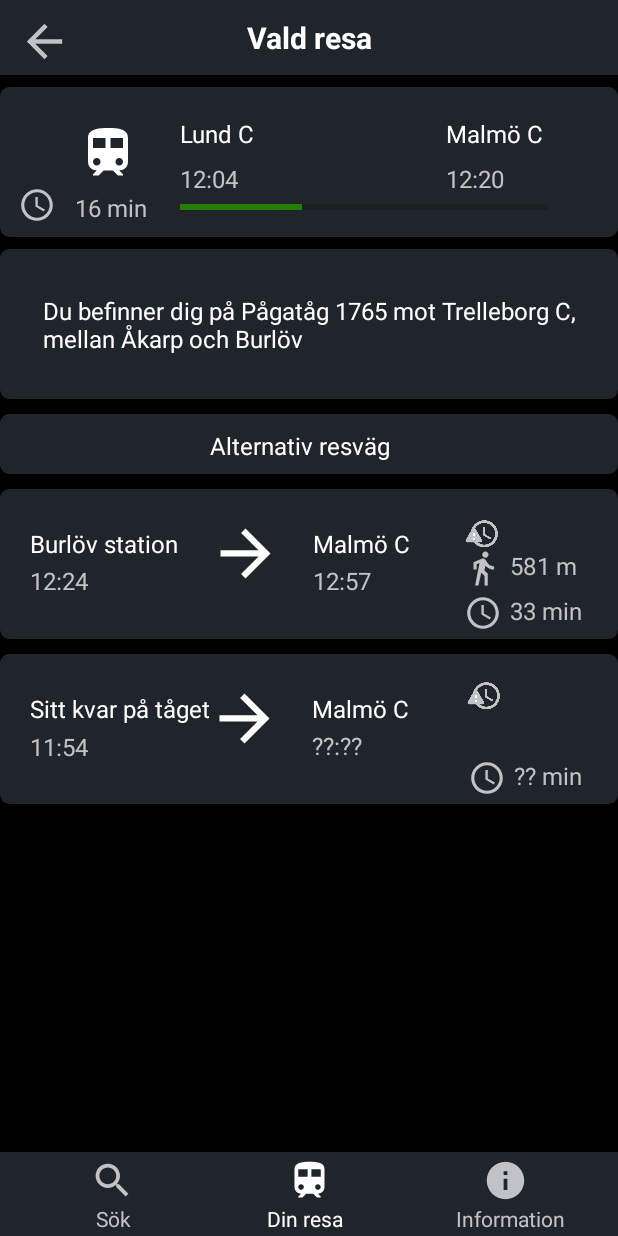
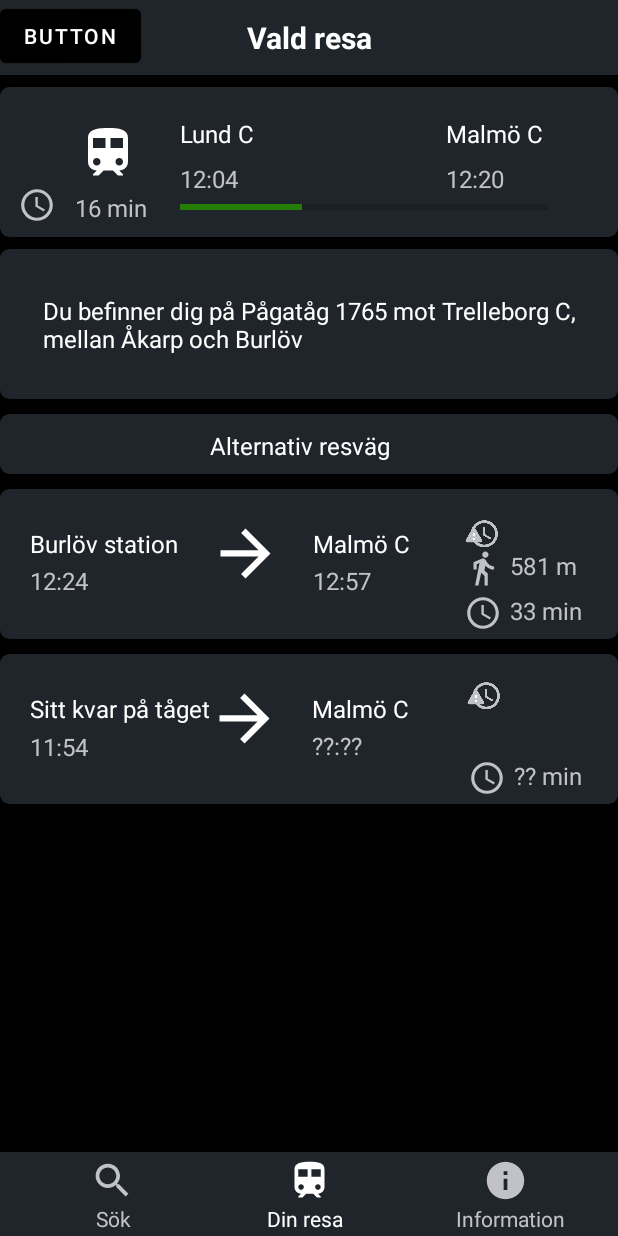
Before and after one commit to Aliz1/Mockup-draft2, an Android app: the screen it shows after launch (MainActivity), on a phone screen of 412 x 824 dp. Run offline under Robolectric (Android 15) with nearby library versions, the light colour scheme and no system bars; Roboto replaces fonts that are not available here.

Commit message:
Added button
test

```diff
--- a/app/src/main/res/layout/activity_main.xml
+++ b/app/src/main/res/layout/activity_main.xml
@@ -567,4 +567,12 @@
         app:layout_constraintStart_toStartOf="parent"
         app:layout_constraintTop_toBottomOf="@+id/imageView5" />
 
+    <Button
+        android:id="@+id/button2"
+        android:layout_width="wrap_content"
+        android:layout_height="wrap_content"
+        android:text="Button"
+        tools:layout_editor_absoluteX="39dp"
+        tools:layout_editor_absoluteY="576dp" />
+
 </androidx.constraintlayout.widget.ConstraintLayout>
```
